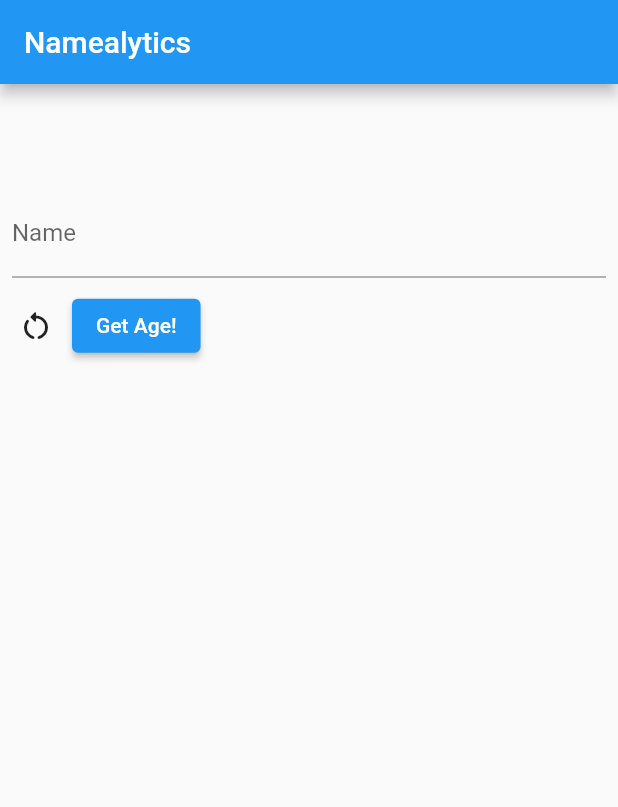
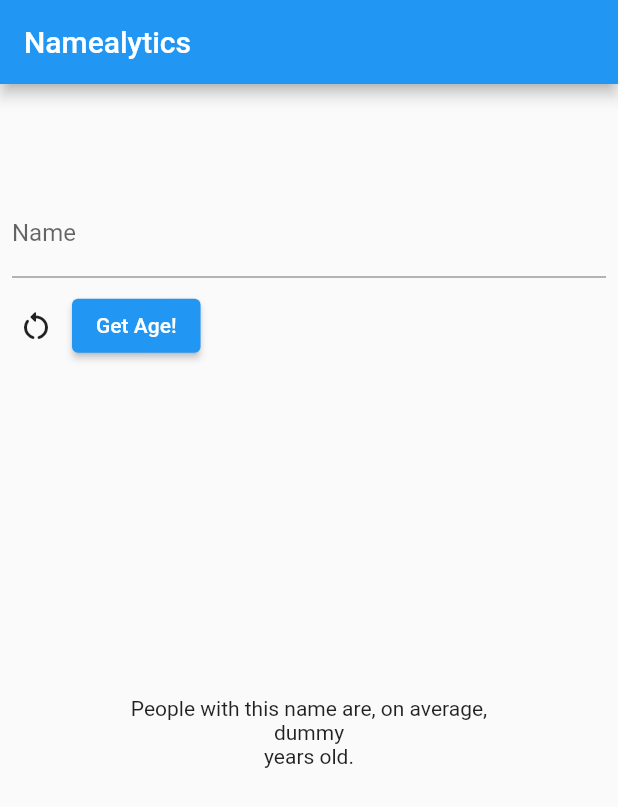
Before and after one commit to arndthassel/namealytics, a Flutter app: the screen it shows after launch, on a phone screen of 412 x 824 dp. Shown: the top 807 px of the screen. Run offline on Flutter 3.47's test engine with Material 2 defaults, Android fonts, the phone set to English and light mode, and no system bars; our stand-ins replace bloc, freezed_annotation.

Commit message:
states and output text added

```diff
--- a/lib/feature/bloc/get_age_bloc.dart
+++ b/lib/feature/bloc/get_age_bloc.dart
@@ -1,5 +1,6 @@
 import 'package:bloc/bloc.dart';
 import 'package:freezed_annotation/freezed_annotation.dart';
+import 'package:namealytics/feature/name_analysis_model.dart';
 
 part 'get_age_event.dart';
 part 'get_age_state.dart';
--- a/lib/feature/bloc/get_age_state.dart
+++ b/lib/feature/bloc/get_age_state.dart
@@ -3,4 +3,7 @@ part of 'get_age_bloc.dart';
 @freezed
 class GetAgeState with _$GetAgeState {
   const factory GetAgeState.initial() = _Initial;
+  const factory GetAgeState.loading() = _Loading;
+  const factory GetAgeState.success({required NameAnalysisModel analysis}) =
+      _Success;
 }
--- a/lib/feature/data_model.dart
+++ /dev/null
@@ -1,5 +0,0 @@
-class NameAnalysis {
-  final String name;
-  final String age;
-  const NameAnalysis({required this.name, required this.age});
-}
--- /dev/null
+++ b/lib/feature/name_analysis_model.dart
@@ -0,0 +1,5 @@
+class NameAnalysisModel {
+  final String name;
+  final String age;
+  const NameAnalysisModel({required this.name, required this.age});
+}
--- a/lib/screen/input_widget.dart
+++ b/lib/screen/input_widget.dart
@@ -1,6 +1,4 @@
 import 'package:flutter/material.dart';
-import 'package:flutter/src/widgets/container.dart';
-import 'package:flutter/src/widgets/framework.dart';
 
 class InputWidget extends StatefulWidget {
   const InputWidget({super.key});
--- a/lib/screen/output_widget.dart
+++ b/lib/screen/output_widget.dart
@@ -1,6 +1,5 @@
 import 'package:flutter/material.dart';
-import 'package:flutter/src/widgets/container.dart';
-import 'package:flutter/src/widgets/framework.dart';
+import 'package:namealytics/feature/name_analysis_model.dart';
 
 class OutputWidget extends StatefulWidget {
   const OutputWidget({super.key});
@@ -10,13 +9,20 @@ class OutputWidget extends StatefulWidget {
 }
 
 class _OutputWidgetState extends State<OutputWidget> {
+  NameAnalysisModel analysis =
+      const NameAnalysisModel(age: 'dummy', name: 'dummy');
+
   @override
   Widget build(BuildContext context) {
     return Container(
       height: MediaQuery.of(context).size.height * 0.45,
       child: Column(
         mainAxisAlignment: MainAxisAlignment.center,
-        children: [],
+        children: [
+          const Text('People with this name are, on average,'),
+          Text(analysis.age),
+          const Text('years old.'),
+        ],
       ),
     );
     ;
```
Also changed, not shown: lib/screen/home_screen.dart (+5 -4 lines), lib/feature/bloc/get_age_bloc.freezed.dart.
